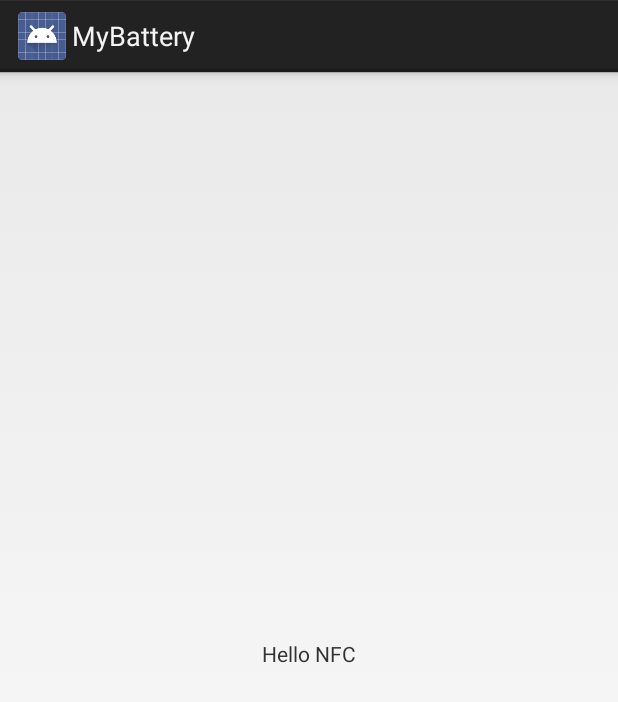
After one commit to chenFlyingkite/MyBattery, an Android app: the NFCActivity screen opened directly, with no data from a screen before it, on a phone screen of 412 x 824 dp. The commit adds this screen. Shown: the top 702 px of the screen. Run offline under Robolectric (Android 15) with nearby library versions, the phone set to English and light mode, and no system bars.

Commit message:
Adding the nfc test activity, but not know what can do

```diff
--- /dev/null
+++ b/app/src/main/java/com/flyingkite/mybattery/NFCActivity.java
@@ -0,0 +1,32 @@
+package com.flyingkite.mybattery;
+
+import android.content.Intent;
+import android.nfc.NfcAdapter;
+import android.nfc.Tag;
+import android.os.Bundle;
+
+import java.util.Arrays;
+
+public class NFCActivity extends BaseActivity {
+    @Override
+    protected void onCreate(Bundle savedInstanceState) {
+        super.onCreate(savedInstanceState);
+        setContentView(R.layout.activity_nfc);
+    }
+
+    @Override
+    protected void onResume() {
+        super.onResume();
+        peek(getIntent());
+    }
+
+    private void peek(Intent intent) {
+        if (intent == null) return;
+
+        if (NfcAdapter.ACTION_TAG_DISCOVERED.equals(intent.getAction())) {
+            Tag tag = intent.getParcelableExtra(NfcAdapter.EXTRA_TAG);
+            //NdefMessage[] ndef = intent.getParcelableArrayExtra(NfcAdapter.EXTRA_NDEF_MESSAGES);
+            LogE("tag, id = %s, tech = %s", Arrays.toString(tag.getId()), Arrays.toString(tag.getTechList()));
+        }
+    }
+}
--- /dev/null
+++ b/app/src/main/res/layout/activity_nfc.xml
@@ -0,0 +1,14 @@
+<?xml version="1.0" encoding="utf-8"?>
+<RelativeLayout
+    xmlns:android="http://schemas.android.com/apk/res/android"
+    android:orientation="vertical"
+    android:layout_width="match_parent"
+    android:layout_height="match_parent">
+
+    <TextView
+        android:layout_width="wrap_content"
+        android:layout_height="wrap_content"
+        android:layout_centerInParent="true"
+        android:text="Hello NFC"/>
+
+</RelativeLayout>
```
Also changed, not shown: app/src/main/AndroidManifest.xml (+22 -5 lines), app/src/main/java/com/flyingkite/mybattery/MainActivity.java (+59 -47 lines).
